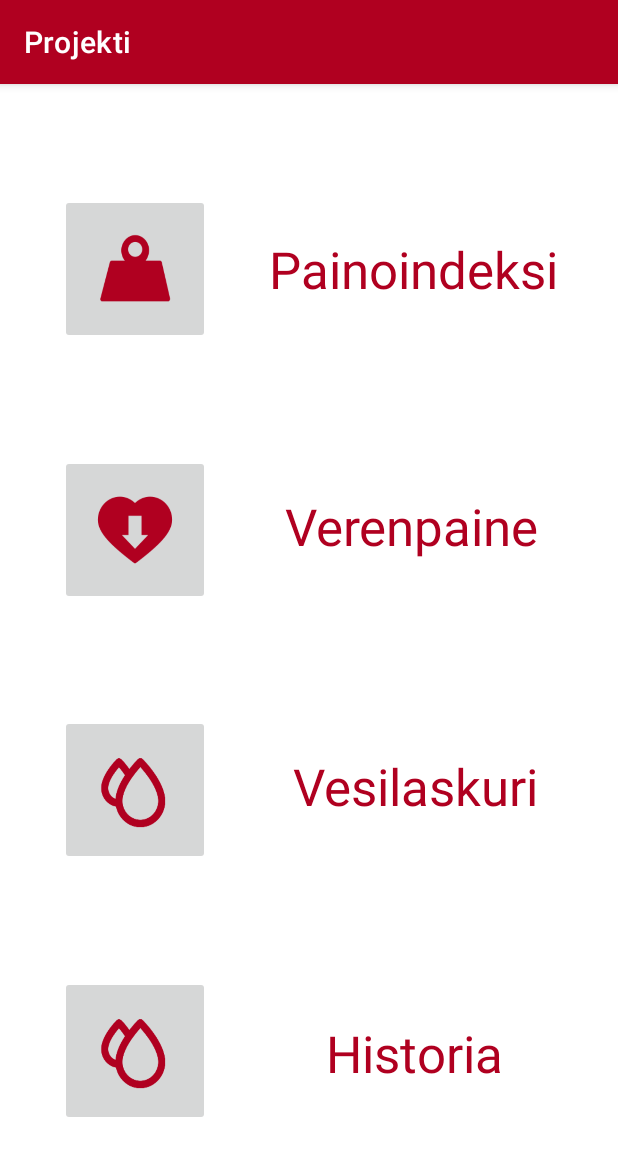
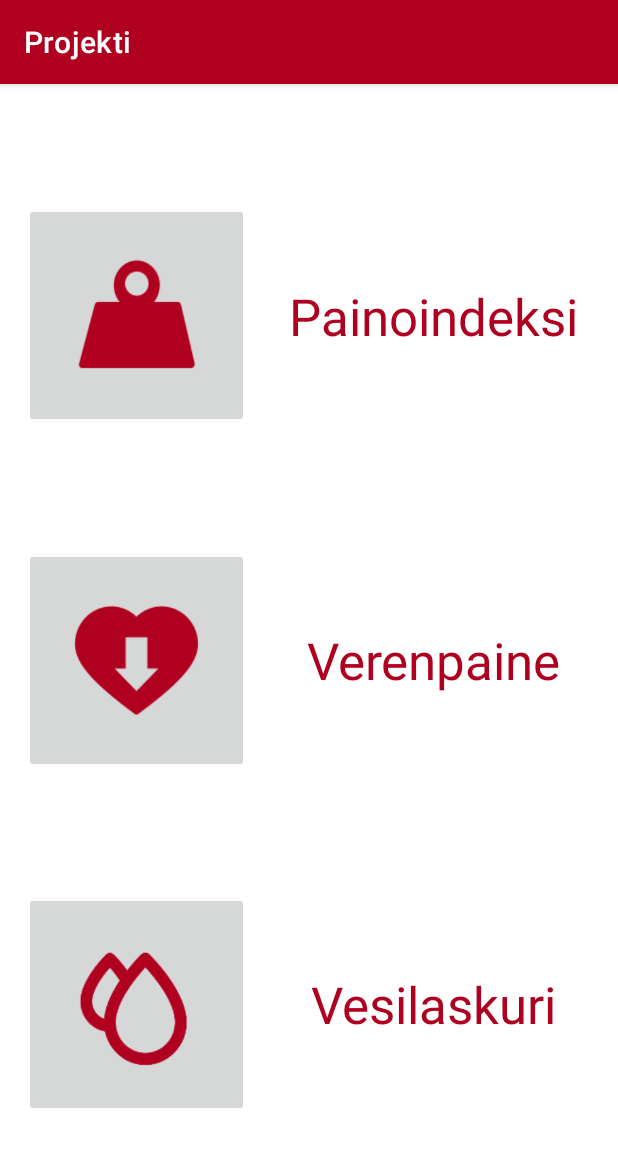
Before and after one commit to untop02/TerveysProjekti, an Android app: the screen it shows after launch (MainActivity), on a phone screen of 412 x 824 dp. Shown: the top 1156 px of the screen. Run offline under Robolectric (Android 15) with nearby library versions, the phone set to English and light mode, and no system bars.

Commit message:
kommentointi jnejne

```diff
--- a/app/src/main/java/com/example/projekti/MainActivity.java
+++ b/app/src/main/java/com/example/projekti/MainActivity.java
@@ -13,10 +13,13 @@ public class MainActivity extends AppCompatActivity {
     protected void onCreate(Bundle savedInstanceState) {
         super.onCreate(savedInstanceState);
         setContentView(R.layout.activity_main);
+
+        //haetaan napit activity:main.xml tiedostosta
         ImageButton painoIndeksiBtn = (ImageButton )findViewById(R.id.PainoIndeksiBtn);
         ImageButton  verenpaineBtn = (ImageButton )findViewById(R.id.VerenpaineBtn);
-        ImageButton  vesilaskuriBtn = (ImageButton )findViewById(R.id.vesiLaskuriBtn);
+        ImageButton  vesilaskuriBtn = (ImageButton )findViewById(R.id.VesiLaskuriBtn);
 
+        //Kuuntelijat UI napeille
         verenpaineBtn.setOnClickListener(new View.OnClickListener() {
             @Override
             public void onClick(View v) {
--- a/app/src/main/res/layout/activity_main.xml
+++ b/app/src/main/res/layout/activity_main.xml
@@ -6,81 +6,50 @@
     android:layout_height="match_parent"
     tools:context=".MainActivity">
 
-
-
     <ImageButton
         android:id="@+id/PainoIndeksiBtn"
-        android:layout_width="100dp"
-        android:layout_height="100dp"
+        android:layout_width="150dp"
+        android:layout_height="150dp"
         android:adjustViewBounds="true"
         android:contentDescription="@string/painonappi"
         android:scaleType="fitXY"
         android:tint="@color/design_default_color_error"
         app:layout_constraintBottom_toTopOf="@+id/VerenpaineBtn"
-        app:layout_constraintEnd_toStartOf="@+id/PainoIndeksi"
+        app:layout_constraintEnd_toEndOf="parent"
+        app:layout_constraintHorizontal_bias="0.061"
         app:layout_constraintStart_toStartOf="parent"
         app:layout_constraintTop_toTopOf="parent"
         app:srcCompat="@drawable/paino" />
 
     <ImageButton
         android:id="@+id/VerenpaineBtn"
-        android:layout_width="100dp"
-        android:layout_height="100dp"
+        android:layout_width="150dp"
+        android:layout_height="150dp"
         android:adjustViewBounds="true"
         android:contentDescription="@string/verenpaine"
         android:scaleType="fitXY"
         android:tint="@color/design_default_color_error"
-        app:layout_constraintBottom_toTopOf="@+id/vesiLaskuriBtn"
+        app:layout_constraintBottom_toTopOf="@+id/VesiLaskuriBtn"
         app:layout_constraintEnd_toEndOf="parent"
-        app:layout_constraintHorizontal_bias="0.128"
+        app:layout_constraintHorizontal_bias="0.061"
         app:layout_constraintStart_toStartOf="parent"
         app:layout_constraintTop_toBottomOf="@+id/PainoIndeksiBtn"
         app:srcCompat="@drawable/verenpaine" />
 
     <ImageButton
-        android:id="@+id/vesiLaskuriBtn"
-        android:layout_width="100dp"
-        android:layout_height="100dp"
-        android:adjustViewBounds="true"
-        android:contentDescription="@string/vesilaskuri"
-        android:scaleType="fitXY"
-        android:tint="@color/design_default_color_error"
-        app:layout_constraintBottom_toTopOf="@+id/ArrayBtn"
-        app:layout_constraintEnd_toEndOf="parent"
-        app:layout_constraintHorizontal_bias="0.128"
-        app:layout_constraintStart_toStartOf="parent"
-        app:layout_constraintTop_toBottomOf="@+id/VerenpaineBtn"
-        app:srcCompat="@drawable/water" />
-
-    <ImageButton
-        android:id="@+id/ArrayBtn"
-        android:layout_width="100dp"
-        android:layout_height="100dp"
+        android:id="@+id/VesiLaskuriBtn"
+        android:layout_width="150dp"
+        android:layout_height="150dp"
         android:adjustViewBounds="true"
         android:contentDescription="@string/vesilaskuri"
         android:scaleType="fitXY"
         android:tint="@color/design_default_color_error"
         app:layout_constraintBottom_toBottomOf="parent"
         app:layout_constraintEnd_toEndOf="parent"
-        app:layout_constraintHorizontal_bias="0.128"
+        app:layout_constraintHorizontal_bias="0.061"
         app:layout_constraintStart_toStartOf="parent"
-        app:layout_constraintTop_toBottomOf="@+id/vesiLaskuriBtn"
+        app:layout_constraintTop_toBottomOf="@+id/VerenpaineBtn"
         app:srcCompat="@drawable/water" />
-
-
-
-    <TextView
-        android:id="@+id/Historia"
-        android:layout_width="wrap_content"
-        android:layout_height="wrap_content"
-        android:text="@string/historia"
-        android:textAppearance="@style/TextAppearance.AppCompat.Display1"
-        android:textColor="@color/design_default_color_error"
-        app:layout_constraintBottom_toBottomOf="parent"
-        app:layout_constraintEnd_toEndOf="parent"
-        app:layout_constraintStart_toEndOf="@+id/ArrayBtn"
-        app:layout_constraintTop_toBottomOf="@+id/Vesilaskuri"
-        app:layout_constraintVertical_bias="0.571" />
 
     <TextView
         android:id="@+id/PainoIndeksi"
@@ -102,28 +71,21 @@
         android:text="@string/verenpaine"
         android:textAppearance="@style/TextAppearance.AppCompat.Display1"
         android:textColor="@color/design_default_color_error"
-        app:layout_constraintBottom_toTopOf="@+id/ArrayBtn"
+        app:layout_constraintBottom_toTopOf="@+id/VesiLaskuriBtn"
         app:layout_constraintEnd_toEndOf="parent"
-        app:layout_constraintHorizontal_bias="0.49"
         app:layout_constraintStart_toEndOf="@+id/VerenpaineBtn"
-        app:layout_constraintTop_toBottomOf="@+id/PainoIndeksiBtn"
-        app:layout_constraintVertical_bias="0.262" />
+        app:layout_constraintTop_toBottomOf="@+id/PainoIndeksiBtn" />
 
     <TextView
         android:id="@+id/Vesilaskuri"
         android:layout_width="wrap_content"
         android:layout_height="wrap_content"
-        android:layout_marginStart="55dp"
-        android:layout_marginLeft="55dp"
-        android:layout_marginEnd="52dp"
-        android:layout_marginRight="52dp"
         android:text="@string/vesilaskuri"
         android:textAppearance="@style/TextAppearance.AppCompat.Display1"
         android:textColor="@color/design_default_color_error"
         app:layout_constraintBottom_toBottomOf="parent"
         app:layout_constraintEnd_toEndOf="parent"
-        app:layout_constraintHorizontal_bias="0.0"
-        app:layout_constraintStart_toEndOf="@+id/vesiLaskuriBtn"
-        app:layout_constraintTop_toBottomOf="@+id/VerenpaineBtn"
-        app:layout_constraintVertical_bias="0.262" />
+        app:layout_constraintHorizontal_bias="0.502"
+        app:layout_constraintStart_toEndOf="@+id/VesiLaskuriBtn"
+        app:layout_constraintTop_toBottomOf="@+id/VerenpaineBtn" />
 </androidx.constraintlayout.widget.ConstraintLayout>
```
Also changed, not shown: app/src/main/java/com/example/projekti/Array.java (+67 -8 lines), app/src/main/java/com/example/projekti/PainoIndeksi.java (+67 -4 lines), app/src/main/res/layout/activity_array.xml (+27 -2 lines).
